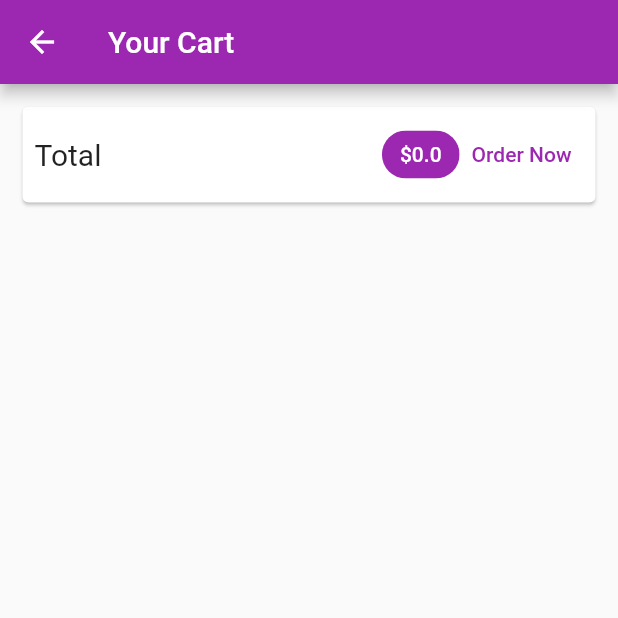
After one commit to koorzenb/shop_app, a Flutter app: the CartScreen screen opened by its route, on a phone screen of 412 x 824 dp, the top half of it. The commit adds this screen. Run offline on Flutter 3.47's test engine with Material 2 defaults, Android fonts, the phone set to English and light mode, and no system bars; network calls fail.

Commit message:
Working on the Shopping Cart & Displaying a Total

```diff
--- a/lib/main.dart
+++ b/lib/main.dart
@@ -1,4 +1,5 @@
 import 'package:flutter/material.dart';
+import 'package:flutter_complete_guide/screens/cart_screen.dart';
 import 'package:provider/provider.dart';
 
 import 'providers/cart.dart';
@@ -30,6 +31,7 @@ class MyApp extends StatelessWidget {
           home: ProductsOverviewScreen(),
           routes: {
             ProductDetailScreen.routeName: (ctx) => ProductDetailScreen(),
+            CartScreen.routeName: (ctx) => CartScreen(),
           }),
     );
   }
--- a/lib/providers/cart.dart
+++ b/lib/providers/cart.dart
@@ -1,4 +1,5 @@
 import 'package:flutter/foundation.dart';
+import 'package:flutter/rendering.dart';
 
 class CartItem {
   final String id;
@@ -25,6 +26,14 @@ class Cart with ChangeNotifier {
     return _items.length;
   }
 
+  double get totalAmount {
+    double total = 0.0;
+    _items.forEach((key, cartItem) {
+      total = cartItem.price * cartItem.quantity;
+    });
+    return total;
+  }
+
   void addItem(String productId, double price, String title) {
     if (_items.containsKey(productId)) {
       _items.update(
--- /dev/null
+++ b/lib/screens/cart_screen.dart
@@ -0,0 +1,45 @@
+import 'package:flutter/material.dart';
+import 'package:flutter_complete_guide/providers/cart.dart';
+import 'package:provider/provider.dart';
+
+class CartScreen extends StatelessWidget {
+  static const routeName = 'cart';
+
+  const CartScreen({Key key}) : super(key: key);
+
+  @override
+  Widget build(BuildContext context) {
+    final cart = Provider.of<Cart>(context);
+    return Scaffold(
+      appBar: AppBar(
+        title: Text('Your Cart'),
+      ),
+      body: Column(
+        children: [
+          Card(
+              margin: EdgeInsets.all(15),
+              child: Padding(
+                padding: EdgeInsets.all(8),
+                child: Row(
+                    mainAxisAlignment: MainAxisAlignment.spaceBetween,
+                    children: [
+                      Text(
+                        'Total',
+                        style: TextStyle(fontSize: 20),
+                      ),
+                      Spacer(),
+                      Chip(
+                        label: Text(
+                          '\$${cart.totalAmount}',
+                          style: TextStyle(color: Colors.white),
+                        ),
+                        backgroundColor: Theme.of(context).colorScheme.primary,
+                      ),
+                      TextButton(onPressed: () {}, child: Text('Order Now'))
+                    ]),
+              ))
+        ],
+      ),
+    );
+  }
+}
--- a/lib/screens/products_overview_screen.dart
+++ b/lib/screens/products_overview_screen.dart
@@ -1,5 +1,6 @@
 import 'package:flutter/material.dart';
 import 'package:flutter_complete_guide/providers/cart.dart';
+import 'package:flutter_complete_guide/screens/cart_screen.dart';
 import 'package:flutter_complete_guide/widgets/badge.dart';
 import 'package:provider/provider.dart';
 
@@ -53,7 +54,8 @@ class _ProductsOverviewScreenState extends State<ProductsOverviewScreen> {
               value: cart.itemCount.toString(),
             ),
             child: IconButton(
-              onPressed: () {},
+              onPressed: () =>
+                  Navigator.of(context).pushNamed(CartScreen.routeName),
               icon: Icon(
                 Icons.shopping_cart,
               ),
```
